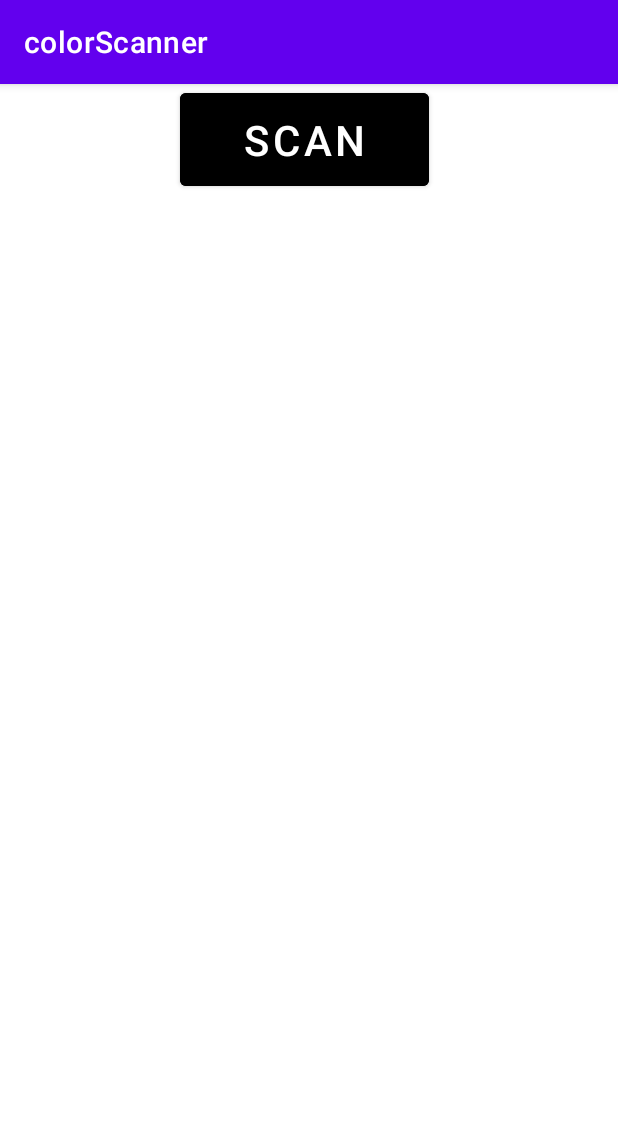
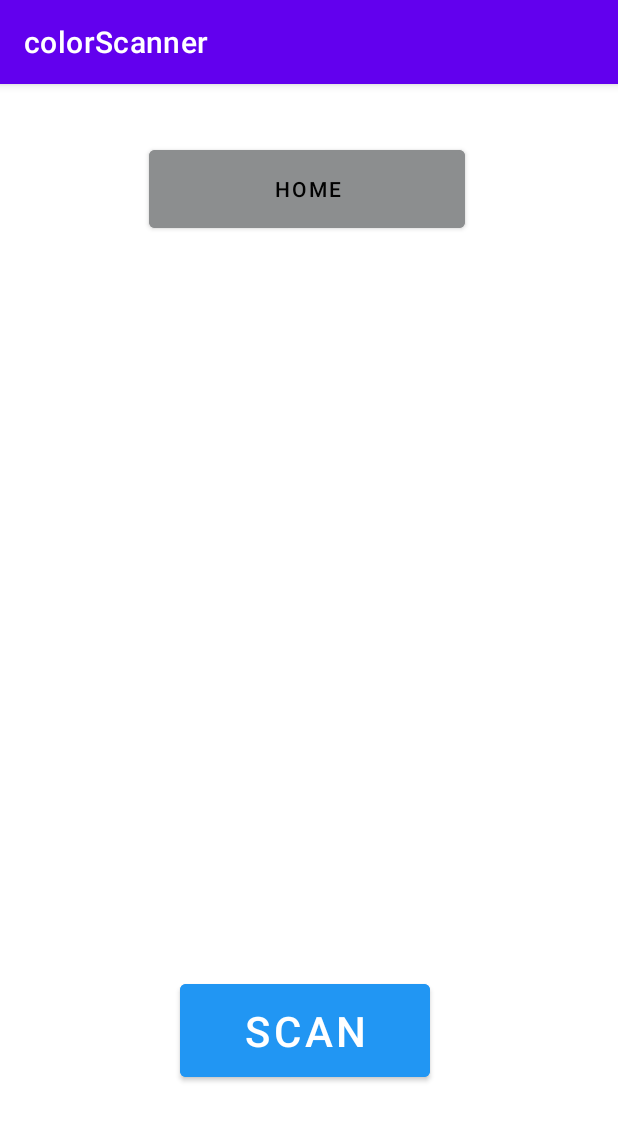
Before and after one commit to sarkimak/colorScanner, an Android app: the screen it shows after launch (MainActivity), on a phone screen of 412 x 824 dp. Shown: the top 1121 px of the screen. Run offline under Robolectric (Android 15) with nearby library versions, the phone set to English and light mode, and no system bars.

Commit message:
home screen and transitionsd

```diff
--- a/app/src/main/java/com/example/colorscanner/MainActivity.java
+++ b/app/src/main/java/com/example/colorscanner/MainActivity.java
@@ -4,6 +4,7 @@ import android.content.Intent;
 import android.graphics.Bitmap;
 import android.os.Bundle;
 import android.provider.MediaStore;
+import android.view.View;
 import android.widget.Button;
 import android.widget.ImageView;
 import androidx.appcompat.app.AppCompatActivity;
@@ -13,6 +14,7 @@ public class MainActivity extends AppCompatActivity {
     private static final int pic_id = 123;
     Button camera_open_id;
     ImageView click_img_id;
+    Button home_button;
 
     @Override
     protected void onCreate(Bundle savedInstanceState) {
@@ -20,6 +22,7 @@ public class MainActivity extends AppCompatActivity {
         setContentView(R.layout.activity_main);
         camera_open_id = findViewById(R.id.camera_button);
         click_img_id = findViewById(R.id.img);
+        home_button = findViewById(R.id.home_button);
 
         // launch camera / image
         camera_open_id.setOnClickListener(v -> {
@@ -28,6 +31,14 @@ public class MainActivity extends AppCompatActivity {
             // Start the activity with camera_intent, and request pic id
             startActivityForResult(camera_intent, pic_id);
         });
+
+        home_button.setOnClickListener(new View.OnClickListener() {
+            @Override
+            public void onClick(View view) {
+            openAvtivity2();
+            }
+        });
+
     }
 
     // retrieve the image
@@ -39,4 +50,10 @@ public class MainActivity extends AppCompatActivity {
             click_img_id.setImageBitmap(photo);
         }
     }
+
+    public void openAvtivity2(){
+        Intent intent = new Intent(this, MainActivity2.class);
+        startActivity(intent);
+    }
+
 }
--- a/app/src/main/res/layout/activity_main.xml
+++ b/app/src/main/res/layout/activity_main.xml
@@ -12,18 +12,43 @@
         android:id="@+id/camera_button"
         android:layout_width="166dp"
         android:layout_height="74dp"
+        android:layout_alignParentStart="true"
+        android:layout_alignParentEnd="true"
+        android:layout_alignParentBottom="true"
+        android:layout_marginStart="120dp"
         android:layout_marginLeft="120dp"
+        android:layout_marginEnd="125dp"
+        android:layout_marginBottom="100dp"
         android:accessibilityLiveRegion="polite"
-        android:backgroundTint="#000000"
+        android:backgroundTint="#2196F3"
         android:text="SCAN"
         android:textSize="28sp" />
 
     <ImageView
         android:id="@+id/img"
-        android:layout_width="350dp"
-        android:layout_height="450dp"
+        android:layout_width="wrap_content"
+        android:layout_height="419dp"
+        android:layout_below="@+id/home_button"
+        android:layout_alignParentStart="true"
+        android:layout_alignParentEnd="true"
+        android:layout_marginStart="32dp"
         android:layout_marginLeft="15dp"
-        android:layout_marginTop="70dp"
+        android:layout_marginTop="50dp"
+        android:layout_marginEnd="29dp"
         android:layout_marginBottom="10dp" />
 
+    <Button
+        android:id="@+id/home_button"
+        android:layout_width="wrap_content"
+        android:layout_height="64dp"
+        android:layout_alignParentStart="true"
+        android:layout_alignParentTop="true"
+        android:layout_alignParentEnd="true"
+        android:layout_marginStart="99dp"
+        android:layout_marginTop="38dp"
+        android:layout_marginEnd="102dp"
+        android:backgroundTint="#8C8E8F"
+        android:text="Home"
+        android:textColor="#020202" />
+
 </RelativeLayout>
```
Also changed, not shown: app/src/main/AndroidManifest.xml (+7 -0 lines), app/src/main/java/com/example/colorscanner/MainActivity2.java (added, +34 -0 lines), app/src/main/res/layout/activity_main2.xml (added, +68 -0 lines).
